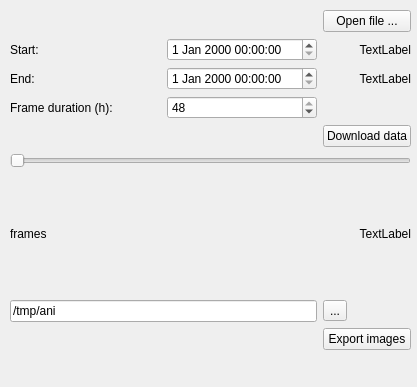
Before: the Qt Designer form plugin/AnimateOsm/aniosm_dockwidget_base.ui in rodekruis/animateOsm, drawn with Qt 5.
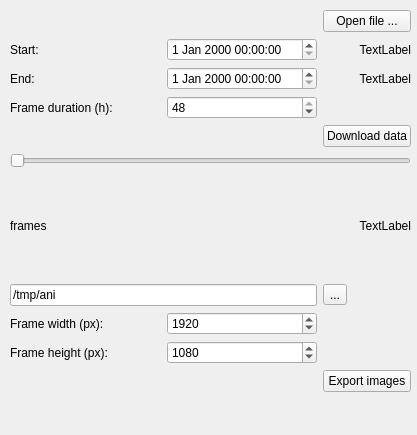
After: the same form once the commit is applied.

Commit message: frame output dir

```diff
--- a/plugin/AnimateOsm/aniosm_dockwidget_base.ui
+++ b/plugin/AnimateOsm/aniosm_dockwidget_base.ui
@@ -7,7 +7,7 @@
     <x>0</x>
     <y>0</y>
     <width>417</width>
-    <height>387</height>
+    <height>435</height>
    </rect>
   </property>
   <property name="windowTitle">
@@ -20,7 +20,7 @@
       <x>10</x>
       <y>10</y>
       <width>401</width>
-      <height>340</height>
+      <height>382</height>
      </rect>
     </property>
     <layout class="QGridLayout" name="gridLayout">
@@ -78,7 +78,7 @@
        </property>
       </widget>
      </item>
-     <item row="8" column="2">
+     <item row="10" column="2">
       <widget class="QPushButton" name="pushButton_export">
        <property name="text">
         <string>Export images</string>
@@ -129,6 +129,16 @@
        </property>
       </widget>
      </item>
+     <item row="6" column="1" colspan="2">
+      <widget class="QLabel" name="label_actual_frame">
+       <property name="text">
+        <string>TextLabel</string>
+       </property>
+       <property name="alignment">
+        <set>Qt::AlignRight|Qt::AlignTrailing|Qt::AlignVCenter</set>
+       </property>
+      </widget>
+     </item>
      <item row="7" column="0" colspan="2">
       <widget class="QLineEdit" name="lineEdit_output_dir">
        <property name="text">
@@ -136,13 +146,43 @@
        </property>
       </widget>
      </item>
-     <item row="6" column="1" colspan="2">
-      <widget class="QLabel" name="label_actual_frame">
+     <item row="8" column="0">
+      <widget class="QLabel" name="label_frame_width">
        <property name="text">
-        <string>TextLabel</string>
+        <string>Frame width (px):</string>
        </property>
-       <property name="alignment">
-        <set>Qt::AlignRight|Qt::AlignTrailing|Qt::AlignVCenter</set>
+      </widget>
+     </item>
+     <item row="9" column="0">
+      <widget class="QLabel" name="label_frame_height">
+       <property name="text">
+        <string>Frame height (px):</string>
+       </property>
+      </widget>
+     </item>
+     <item row="8" column="1">
+      <widget class="QSpinBox" name="spinBox_frame_width">
+       <property name="minimum">
+        <number>1</number>
+       </property>
+       <property name="maximum">
+        <number>4096</number>
+       </property>
+       <property name="value">
+        <number>1920</number>
+       </property>
+      </widget>
+     </item>
+     <item row="9" column="1">
+      <widget class="QSpinBox" name="spinBox_frame_height">
+       <property name="minimum">
+        <number>1</number>
+       </property>
+       <property name="maximum">
+        <number>3072</number>
+       </property>
+       <property name="value">
+        <number>1080</number>
        </property>
       </widget>
      </item>
```
The commit also changes 2 other files.
